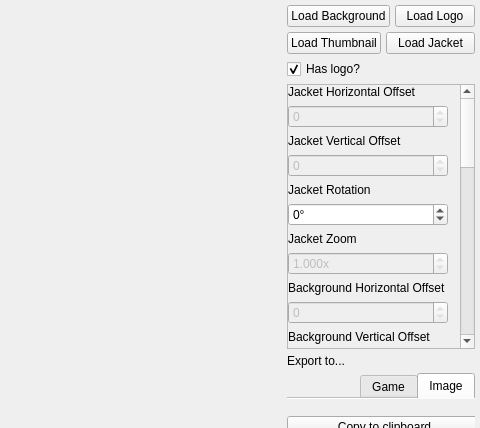
Old version of the form Project Files/SpriteHelper.ui in the repository vixen256/MegamixSpriteHelper; both pictures show x 720 to 1200 and y 0 to 428 of the 1200 by 600 pixel window.
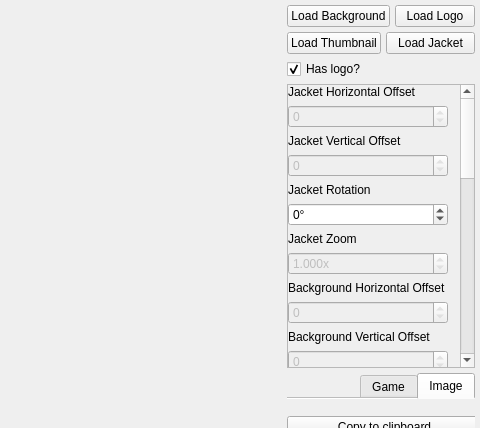
New version of the form. The open tabs and pages were chosen to show the change.

Patch:
```diff
--- a/Project Files/SpriteHelper.ui
+++ b/Project Files/SpriteHelper.ui
@@ -393,8 +393,8 @@
          <property name="geometry">
           <rect>
            <x>0</x>
-           <y>-431</y>
-           <width>199</width>
+           <y>0</y>
+           <width>227</width>
            <height>905</height>
           </rect>
          </property>
@@ -1399,22 +1399,6 @@
         </widget>
        </widget>
       </item>
-      <item>
-       <widget class="QLabel" name="export_to_label">
-        <property name="maximumSize">
-         <size>
-          <width>80</width>
-          <height>16777215</height>
-         </size>
-        </property>
-        <property name="text">
-         <string>Export to...</string>
-        </property>
-        <property name="scaledContents">
-         <bool>false</bool>
-        </property>
-       </widget>
-      </item>
       <item>
        <widget class="QTabWidget" name="export_options_tab_widget">
         <property name="sizePolicy">
```
Left out of the diff: 26 changed lines with no effect on the pictures.
